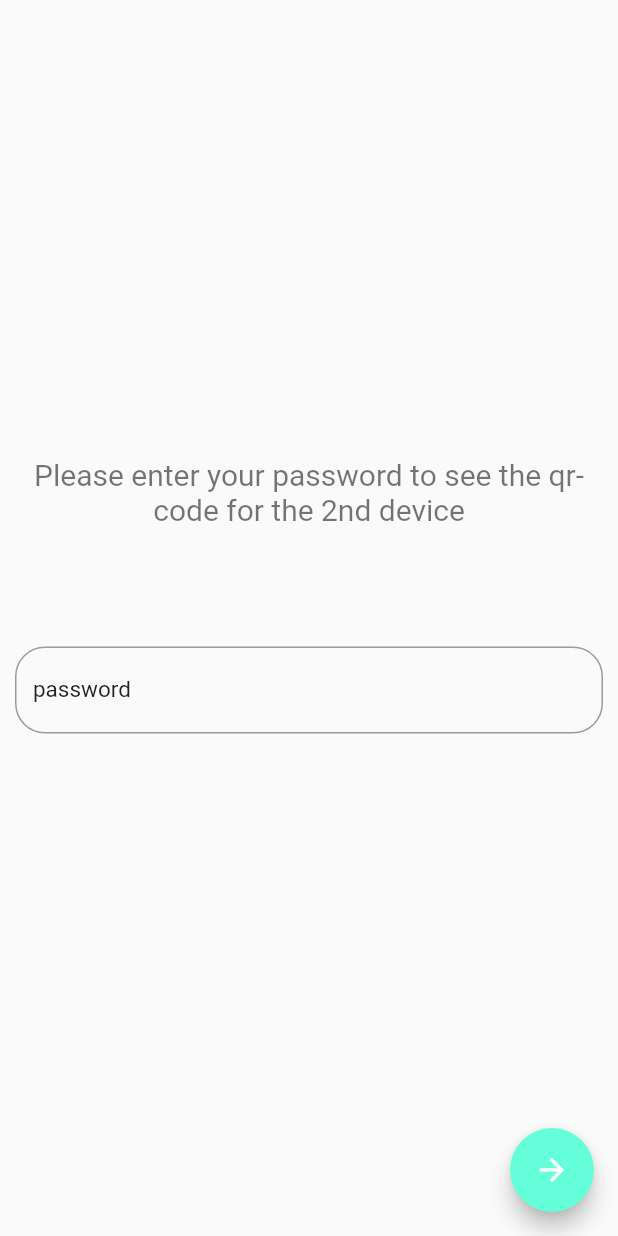
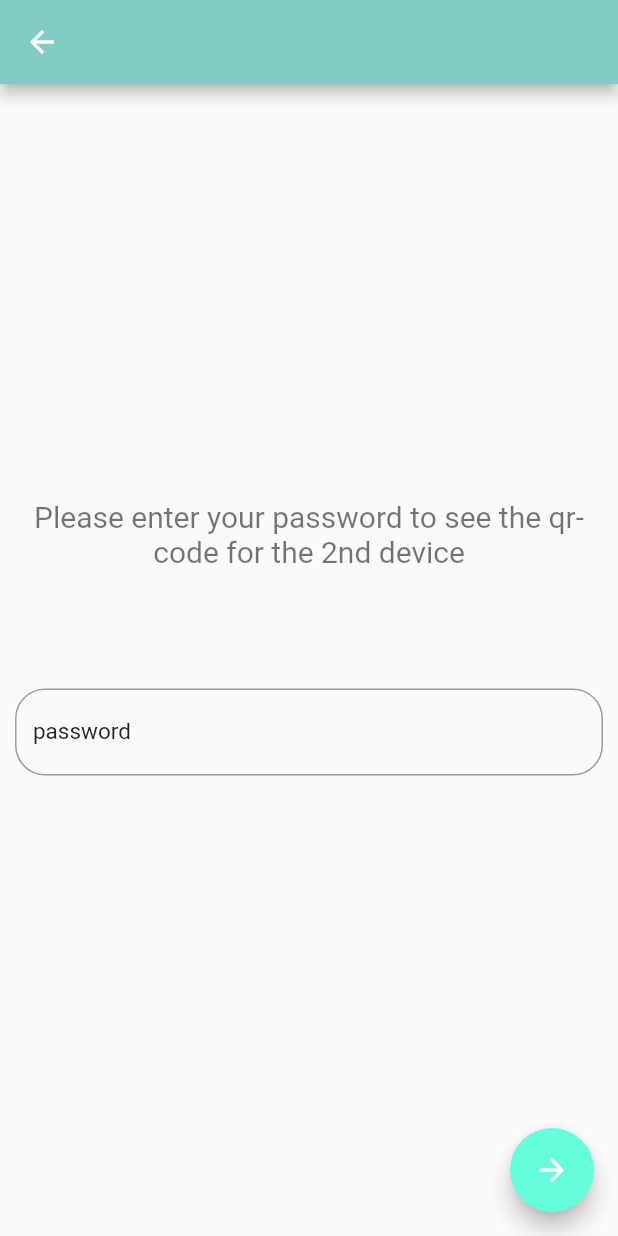
Before and after one commit to Kreck-Projekt/DoorOpenerApp_old, a Flutter app: the PasswordAuth screen opened directly, on a phone screen of 412 x 824 dp. Run offline on Flutter 3.47's test engine with Material 2 defaults, Android fonts, the phone set to English and light mode, and no system bars; our stand-ins replace convert, flutter_secure_storage, qr_flutter, shared_preferences, sleek_circular_slider; missing offline and left inert: cryptography, flutter_barcode_scanner, tcp_socket_connection; accounts and stored records are empty; Roboto replaces fonts that are missing (Merriweather).

```diff
--- a/DoorOpener/lib/frontend/screens/password_auth.dart
+++ b/DoorOpener/lib/frontend/screens/password_auth.dart
@@ -55,8 +55,10 @@ class _PasswordAuthState extends State<PasswordAuth> {
 
   @override
   Widget build(BuildContext context) {
-    return SafeArea(
-      child: Scaffold(
+    return Scaffold(
+      appBar: AppBar(
+        backgroundColor: Theme.of(context).backgroundColor,
+      ),
       body: Container(
         child: Column(
           mainAxisAlignment: MainAxisAlignment.center,
@@ -144,7 +146,6 @@ class _PasswordAuthState extends State<PasswordAuth> {
         },
         child: Icon(Icons.arrow_forward),
       ),
-      ),
     );
   }
 }
--- a/DoorOpener/pubspec.yaml
+++ b/DoorOpener/pubspec.yaml
@@ -21,7 +21,6 @@ dependencies:
   sliding_up_panel: ^1.0.2
   qr_flutter: ^3.2.0
   flutter_barcode_scanner: ^1.0.2
-  local_auth:
 
 
 flutter:
```
Also changed, not shown: 7 other files. Lines whose indentation alone changed are shown as unchanged.
